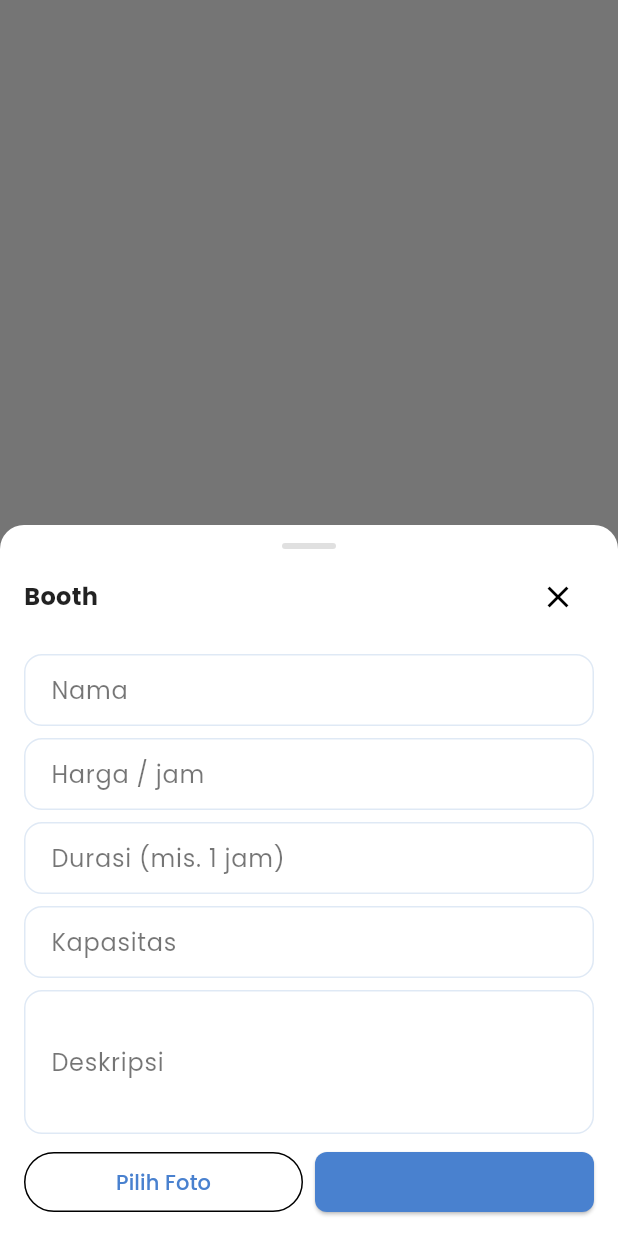
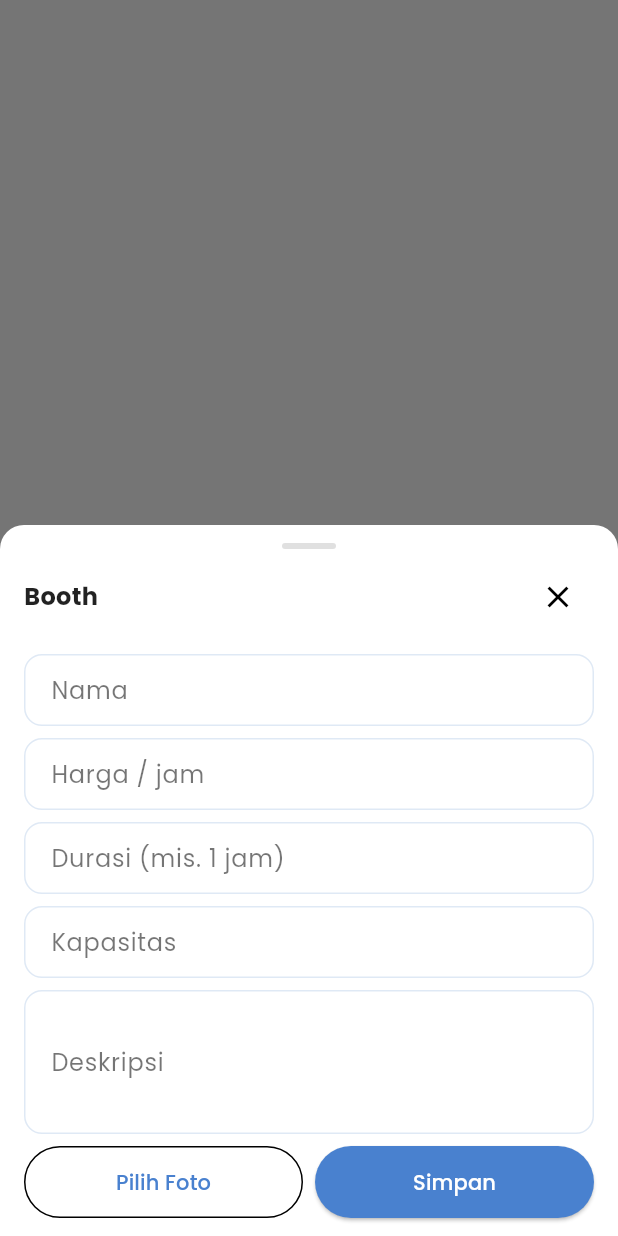
Before and after one commit to setyacarinaa/SnapSpaceLite, a Flutter app: the AdminBoothsScreen screen opened directly, after a tap on "Tambah Booth Baru", on a phone screen of 412 x 824 dp. Run offline on Flutter 3.47's test engine with Material 3 defaults, Android fonts, the light colour scheme and no system bars; our stand-ins replace cloud_firestore, firebase_auth, firebase_core, firebase_storage, fluttertoast, image_picker; accounts and stored records are empty.

Commit message:
first commit

```diff
--- a/lib/features/admin_photobooth/screens/admin_bookings_screen.dart
+++ b/lib/features/admin_photobooth/screens/admin_bookings_screen.dart
@@ -326,7 +326,10 @@
                           Navigator.of(ctx).pop();
                         }
                       },
-                      child: const Text('Accept'),
+                      child: const Text(
+                        'Accept',
+                        style: TextStyle(color: Colors.white),
+                      ),
                     ),
                     const SizedBox(height: 10),
                     OutlinedButton(
--- a/lib/features/admin_photobooth/screens/admin_booths_screen.dart
+++ b/lib/features/admin_photobooth/screens/admin_booths_screen.dart
@@ -50,6 +50,9 @@
                       onPressed: _openCreate,
                       icon: const Icon(Icons.add),
                       label: const Text('Tambah Booth'),
+                      shape: RoundedRectangleBorder(
+                        borderRadius: BorderRadius.circular(8),
+                      ),
                     ),
                   ),
                 ),
@@ -72,6 +75,11 @@
         ),
         const SizedBox(height: 12),
         ElevatedButton.icon(
+          style: ElevatedButton.styleFrom(
+            shape: RoundedRectangleBorder(
+              borderRadius: BorderRadius.circular(8),
+            ),
+          ),
           onPressed: _openCreate,
           icon: const Icon(Icons.add),
           label: const Text('Tambah Booth Baru'),
@@ -423,6 +431,12 @@
             children: [
               Expanded(
                 child: OutlinedButton(
+                  style: OutlinedButton.styleFrom(
+                    shape: RoundedRectangleBorder(
+                      borderRadius: BorderRadius.circular(24),
+                    ),
+                    padding: const EdgeInsets.symmetric(vertical: 14),
+                  ),
                   onPressed: () async {
                     final picker = ImagePicker();
                     final file = await picker.pickImage(
@@ -437,6 +451,13 @@
               const SizedBox(width: 8),
               Expanded(
                 child: ElevatedButton(
+                  style: ElevatedButton.styleFrom(
+                    shape: RoundedRectangleBorder(
+                      borderRadius: BorderRadius.circular(24),
+                    ),
+                    padding: const EdgeInsets.symmetric(vertical: 14),
+                    foregroundColor: Colors.white,
+                  ),
                   onPressed: saving
                       ? null
                       : () async {
@@ -462,7 +483,10 @@
                             if (mounted) setState(() => saving = false);
                           }
                         },
-                  child: const Text('Simpan'),
+                  child: const Text(
+                    'Simpan',
+                    style: TextStyle(color: Colors.white),
+                  ),
                 ),
               ),
             ],
```
